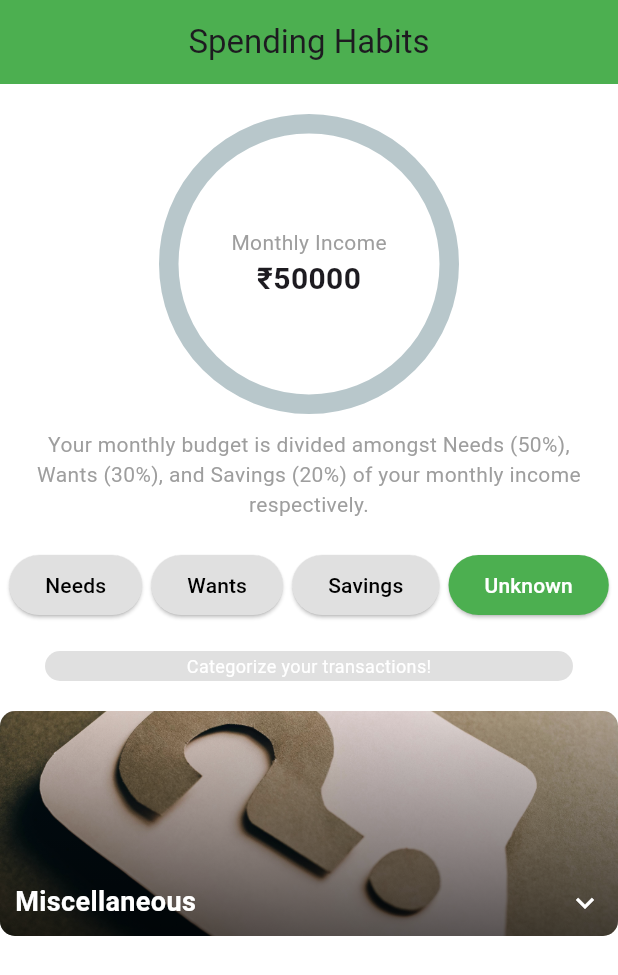
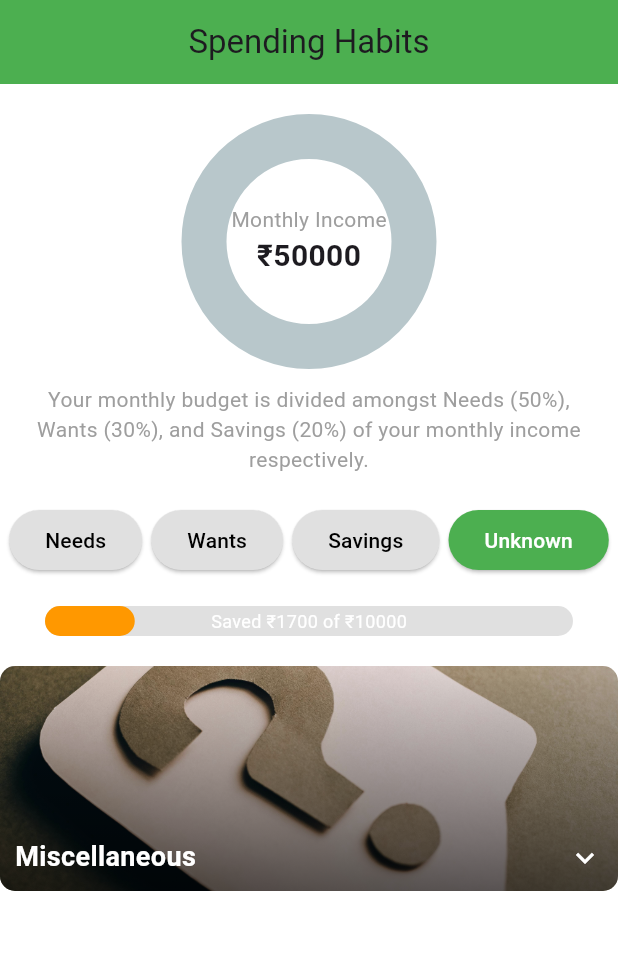
Before and after one commit to Saurabh-269/Expense_Tracking_App, a Flutter app: the screen it shows after launch, after a tap on "Wants", after a tap on "Savings", after a tap on "Unknown", on a phone screen of 412 x 824 dp. Shown: the top 975 px of the screen. Run offline on Flutter 3.47's test engine with Material 3 defaults, Android fonts, the phone set to English and light mode, and no system bars; drawn by our look-alikes of percent_indicator.

Commit message:
added dynamic amount calculation

```diff
--- a/lib/main.dart
+++ b/lib/main.dart
@@ -39,9 +39,36 @@ class _ExpenseTrackerState extends State<ExpenseTracker> {
   double needBudget = 25000;
   double wantBudget = 15000;
   double savingBudget = 10000;
-  double spentInNeeds = 1500;
-  double spentInWants = 3500;
-  double savedAmount = 5000;
+
+
+  Map<String, List<Map<String, String>>> transactions = {
+    "Needs": [
+      {"name": "Manoj Kumar", "amount": "₹459.00", "date": "Today, 14:40"},
+      {"name": "Manoj Kumar", "amount": "₹459.00", "date": "Today, 14:40"},
+      {"name": "Electricity", "amount": "₹1500.00", "date": "Yesterday"},
+      {"name": "Water", "amount": "₹500.00", "date": "2 days ago"},
+      {"name": "Monthly Rent", "amount": "₹13500.00", "date": "1st Jan"},
+    ],
+    "Wants": [
+      {"name": "Dinner", "amount": "₹1200.00", "date": "Last Week"},
+      {"name": "Lunch", "amount": "₹800.00", "date": "2 Weeks Ago"},
+      {"name": "Game Purchase", "amount": "₹2500.00", "date": "Last Month"},
+    ],
+    "Savings": [
+      {"name": "Deposit", "amount": "₹5000.00", "date": "Last Month"},
+    ],
+    "Unknown": [
+      {"name": "Laptop repair", "amount": "₹1000.00", "date": "10th January 2025"},
+      {"name": "Gift for a friend", "amount": "₹500.00", "date": "5th January 2025"},
+      {"name": "Late payment fee", "amount": "₹200.00", "date": "8th January 2025"},
+    ],
+  };
+
+  double _calculateCategoryTotal(String category) {
+    return transactions[category]?.fold(
+        0.0, (sum, item) => sum! + (double.parse(item['amount']!.replaceAll('₹', '')))) ??
+        0.0;
+  }
 
   @override
   Widget build(BuildContext context) {
@@ -52,22 +79,23 @@ class _ExpenseTrackerState extends State<ExpenseTracker> {
     switch (selectedCategory) {
       case "Needs":
         selectedPercentage = 0.5; // 50% for Needs
-        spentAmount = spentInNeeds;
+        spentAmount = _calculateCategoryTotal("Needs");
         progressLabel = "Spent ₹${spentAmount.toInt()} of ₹${needBudget.toInt()}";
         break;
       case "Wants":
         selectedPercentage = 0.3; // 30% for Wants
-        spentAmount = spentInWants;
+        spentAmount = _calculateCategoryTotal("Wants");
         progressLabel = "Spent ₹${spentAmount.toInt()} of ₹${wantBudget.toInt()}";
         break;
       case "Savings":
         selectedPercentage = 0.2; // 20% for Savings
-        spentAmount = savedAmount;
+        spentAmount = _calculateCategoryTotal("Savings");
         progressLabel = "Saved ₹${spentAmount.toInt()} of ₹${savingBudget.toInt()}";
         break;
       case "Unknown":
         selectedPercentage = 0.0; // No specific percentage
-        progressLabel = "Categorize your transactions!";
+        spentAmount = _calculateCategoryTotal("Unknown");
+        progressLabel = "Saved ₹${spentAmount.toInt()} of ₹${savingBudget.toInt()}";
         break;
     }
 
@@ -83,8 +111,8 @@ class _ExpenseTrackerState extends State<ExpenseTracker> {
           const SizedBox(height: 20),
           // Donut Chart
           CircularPercentIndicator(
-            radius: 100.0,
-            lineWidth: 13.0,
+            radius: 85.0,
+            lineWidth: 30.0,
             animation: true,
             percent: selectedPercentage,
             center: Column(
@@ -116,8 +144,7 @@ class _ExpenseTrackerState extends State<ExpenseTracker> {
               style: const TextStyle(
                 fontSize: 14.0,
                 color: Colors.grey,
-              ),
-            ),
+              )),
           ),
           const SizedBox(height: 20),
           // Category Buttons
```
Also changed, not shown: 2 other files.
